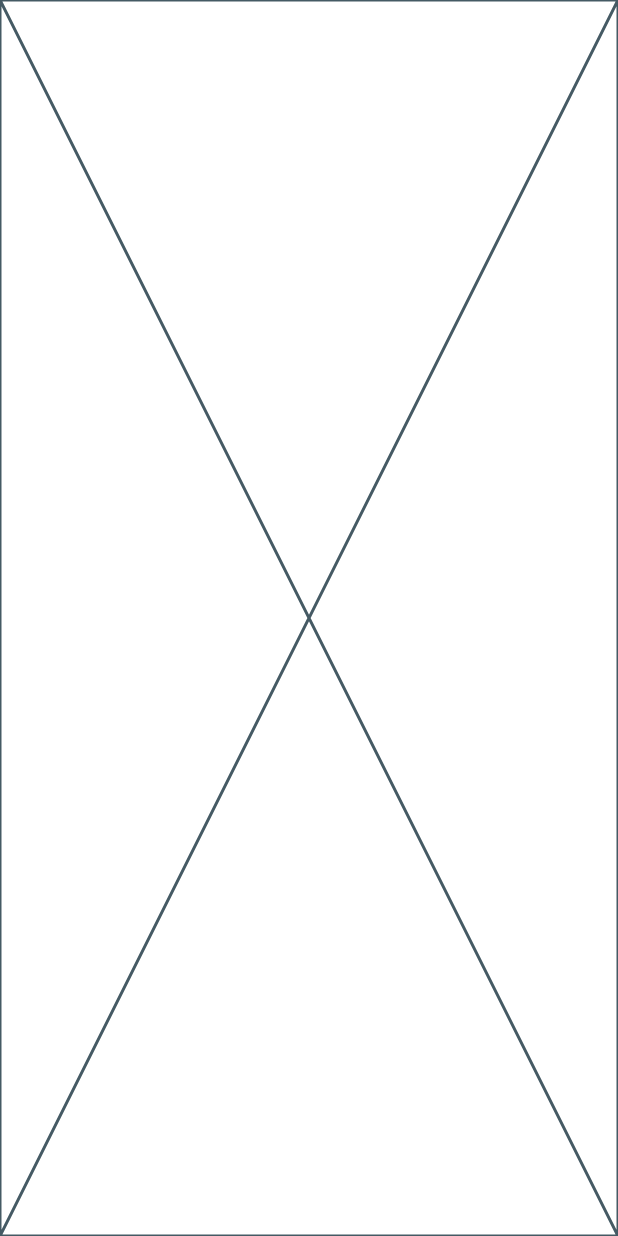
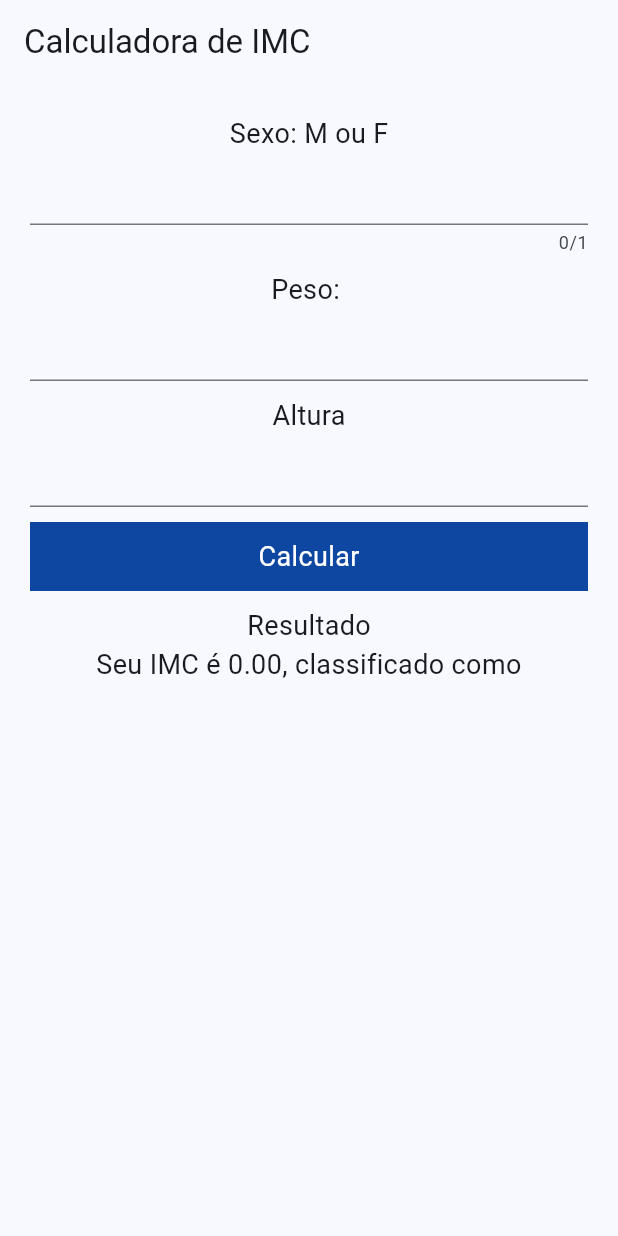
Before and after one commit to wstagf/ConstrucaoSoft-Flutter-Fatesg-2025.2, a Flutter app: the screen it shows after launch, on a phone screen of 412 x 824 dp. Run offline on Flutter 3.47's test engine with Material 3 defaults, Android fonts, the phone set to English and light mode, and no system bars.

Commit message:
calculando imc

```diff
--- a/Aula06/imc/lib/home_page.dart
+++ b/Aula06/imc/lib/home_page.dart
@@ -1,10 +1,128 @@
 import 'package:flutter/material.dart';
 
-class HomePage extends StatelessWidget {
-  const HomePage({super.key});
+class HomePage extends StatefulWidget {
+  HomePage({super.key});
+
+  @override
+  State<HomePage> createState() => _HomePageState();
+}
+
+class _HomePageState extends State<HomePage> {
+  String masculinoOuFeminino = "";
+
+  double peso = 0.0;
+
+  double altura = 0.0;
+
+  double imc = 0.0;
+
+  String resultado = "";
 
   @override
   Widget build(BuildContext context) {
-    return const Placeholder();
+    return Scaffold(
+      appBar: AppBar(title: Text("Calculadora de IMC")),
+      body: Container(
+        padding: EdgeInsets.all(20),
+        width: MediaQuery.of(context).size.width,
+        height: MediaQuery.of(context).size.height,
+        child: Form(
+          child: Column(
+            children: [
+              Text("Sexo: M ou F", style: TextStyle(fontSize: 18)),
+              TextFormField(
+                maxLength: 1,
+                onChanged: (value) {
+                  setState(() {
+                    if (value.toLowerCase() == "m") {
+                      masculinoOuFeminino = value.toLowerCase();
+                    } else if (value.toLowerCase() == "f") {
+                      masculinoOuFeminino = value.toLowerCase();
+                    } else {
+                      masculinoOuFeminino = "";
+                    }
+
+                    print("value");
+                    print(value);
+
+                    print(masculinoOuFeminino);
+                  });
+                },
+              ),
+              Container(height: 10),
+              Text("Peso: ", style: TextStyle(fontSize: 18)),
+              TextFormField(
+                onChanged: (value) {
+                  setState(() {
+                    peso = double.parse(value);
+                  });
+                },
+              ),
+              Container(height: 10),
+              Text("Altura", style: TextStyle(fontSize: 18)),
+              TextFormField(
+                onChanged: (value) {
+                  setState(() {
+                    altura = double.parse(value);
+                  });
+                },
+              ),
+              Container(height: 10),
+              GestureDetector(
+                onTap: () {
+                  setState(() {
+                    print(altura);
+                    print(peso);
+                    print(masculinoOuFeminino);
+
+                    if (masculinoOuFeminino == "m") {
+                      imc = (peso / (altura * altura));
+                    } else if (masculinoOuFeminino == "f") {
+                      imc = (peso / (altura * altura));
+                    } else {
+                      print("digite algum valor");
+                    }
+
+                    if (imc < 18.5) {
+                      resultado = "Abaixo do peso";
+                    } else if (imc >= 18.5 && imc < 24.9) {
+                      resultado = "Peso Normal";
+                    } else if (imc >= 24.9 && imc < 29.9) {
+                      resultado = "Sobrepeso";
+                    } else if (imc >= 29.9 && imc < 34.9) {
+                      resultado = "Obesidade Grau 1";
+                    } else if (imc >= 34.9 && imc < 39.9) {
+                      resultado = "Obesidade Grau 2";
+                    } else if (imc >= 39.9) {
+                      resultado = "Obesidade Grau 3";
+                    }
+                  });
+                },
+                child: Container(
+                  padding: EdgeInsets.only(top: 10, bottom: 10),
+                  color: Colors.blue[900],
+                  child: Center(
+                    child: Text(
+                      "Calcular",
+                      style: TextStyle(color: Colors.white, fontSize: 18),
+                    ),
+                  ),
+                ),
+              ),
+              Container(height: 10),
+              Text("Resultado", style: TextStyle(fontSize: 18)),
+              Text(
+                "Seu IMC é " +
+                    imc.toStringAsFixed(2) +
+                    ", classificado como " +
+                    resultado,
+                style: TextStyle(fontSize: 18),
+                textAlign: TextAlign.center,
+              ),
+            ],
+          ),
+        ),
+      ),
+    );
   }
 }
```
